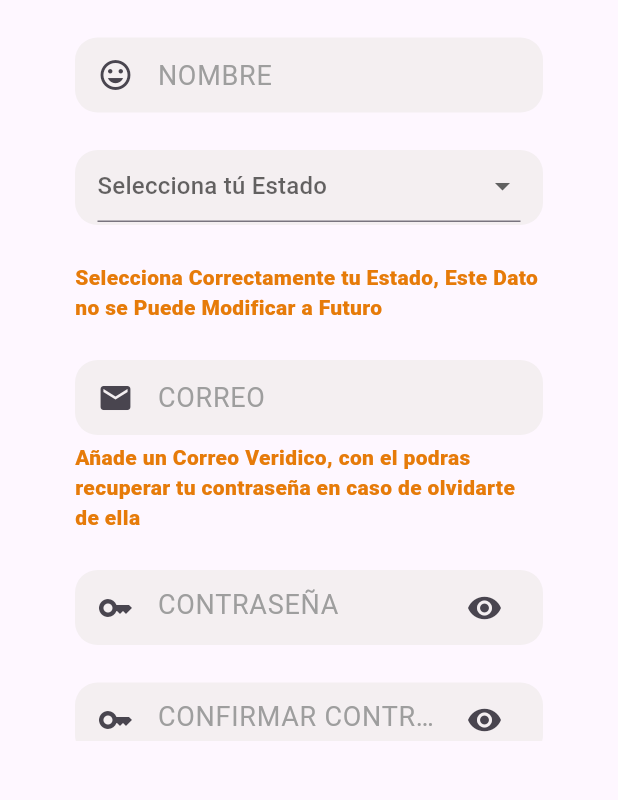
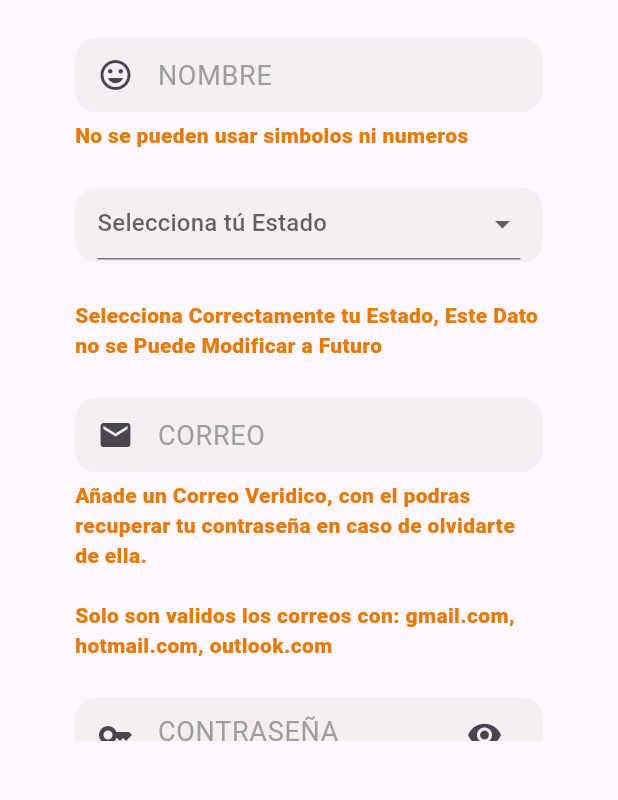
Before and after one commit to LuisCastle08/aprende_a_decirlo, a Flutter app: the Register screen opened by its route, on a phone screen of 412 x 824 dp, the part 420-1220 px from its top. Run offline on Flutter 3.47's test engine with Material 3 defaults, Android fonts, the phone set to English and light mode, and no system bars; our stand-ins replace cloud_firestore, firebase_auth, firebase_core, firebase_storage, font_awesome_flutter, image_picker and 2 more; accounts and stored records are empty.

Commit message:
[Luis]-Registro: Formateo de Inputs2 Mejoras

```diff
--- a/lib/auth/register/register.dart
+++ b/lib/auth/register/register.dart
@@ -78,6 +78,13 @@ class _RegisterState extends State<Register> {
                 textController: nombreController,
                 useHidePassword: false,
               ),
+              const SizedBox(height: 5),
+              const Text(
+              'No se pueden usar simbolos ni numeros',
+                style: TextStyle(
+                    fontWeight: FontWeight.w800,
+                    color: Color.fromARGB(255, 230, 123, 9)),
+              ),
               const SizedBox(height: 25),
               Container(
                 padding: const EdgeInsets.symmetric(horizontal: 15),
@@ -120,7 +127,7 @@ class _RegisterState extends State<Register> {
               ),
               const SizedBox(height: 5),
               const Text(
-                'Añade un Correo Veridico, con el podras recuperar tu contraseña en caso de olvidarte de ella',
+              'Añade un Correo Veridico, con el podras recuperar tu contraseña en caso de olvidarte de ella.\n\nSolo son validos los correos con: gmail.com, hotmail.com, outlook.com',
                 style: TextStyle(
                     fontWeight: FontWeight.w800,
                     color: Color.fromARGB(255, 230, 123, 9)),
@@ -243,6 +250,26 @@ class _RegisterState extends State<Register> {
                     // Verifica si el registro está bloqueado
                     if (registroBloqueado) {
                       // Si el registro está bloqueado, no hagas nada
+                      return;
+                    }
+
+                    if (!validarNombre(nombreController.text)) {
+                        ScaffoldMessenger.of(context).showSnackBar(
+                          const SnackBar(
+                            content: Text('El nombre solo puede contener letras y espacios.'),
+                            backgroundColor: Colors.red,
+                          ),
+                        );
+                        return;
+                    }
+
+                    if (!validarCorreo(correoController.text)) {
+                        ScaffoldMessenger.of(context).showSnackBar(
+                          const SnackBar(
+                            content: Text('El correo debe ser de hotmail.com o outlook.com.'),
+                            backgroundColor: Colors.red,
+                          ),
+                        );
                       return;
                     }
 
@@ -432,3 +459,17 @@ Future<void> addUser(
     ),
   );
 }
+
+
+/* VALIDACION DE INPUTS */
+bool validarNombre(String nombre) {
+
+  RegExp regex = RegExp(r'^[a-zA-ZÁáÉéÍíÓóÚúÜü\s]+$');
+  return regex.hasMatch(nombre);
+}
+
+// Validación del campo de correo electrónico para que solo acepte hotmail.com o outlook.com
+bool validarCorreo(String correo) {
+  RegExp regex = RegExp(r'^[a-zA-Z0-9._%+-]+@(gmail|hotmail|outlook)\.com$');
+  return regex.hasMatch(correo);
+}
--- a/lib/widgets/input_form.dart
+++ b/lib/widgets/input_form.dart
@@ -1,4 +1,5 @@
 import 'package:flutter/material.dart';
+import 'package:flutter/widgets.dart';
 
 class InputForm extends StatefulWidget {
   final String hintText;
```
